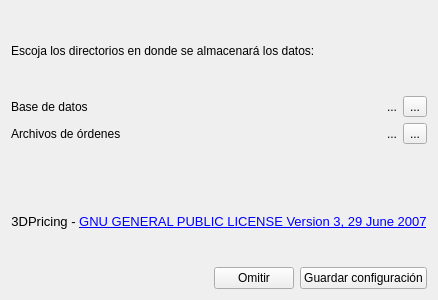
Above: UI/init_dialog.ui from LewisMojica/3DPricing before the change. Below: the same form after it.
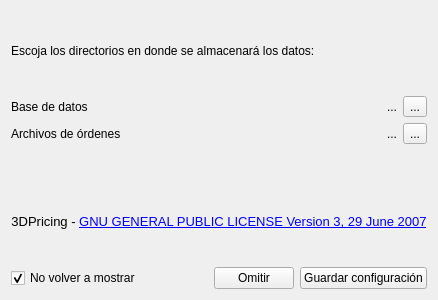
That is the form after the change.

Commit message: se añade opción de no volver a mostrar config de inicio

Diff of the .ui file:
```diff
--- a/UI/init_dialog.ui
+++ b/UI/init_dialog.ui
@@ -113,6 +113,19 @@
    </item>
    <item>
     <layout class="QHBoxLayout" name="horizontalLayout_3">
+     <item>
+      <widget class="QCheckBox" name="checkBox">
+       <property name="text">
+        <string>No volver a mostrar</string>
+       </property>
+       <property name="checked">
+        <bool>true</bool>
+       </property>
+       <property name="tristate">
+        <bool>false</bool>
+       </property>
+      </widget>
+     </item>
      <item>
       <spacer name="horizontalSpacer_3">
        <property name="orientation">
```
The commit also changes 2 other files.
